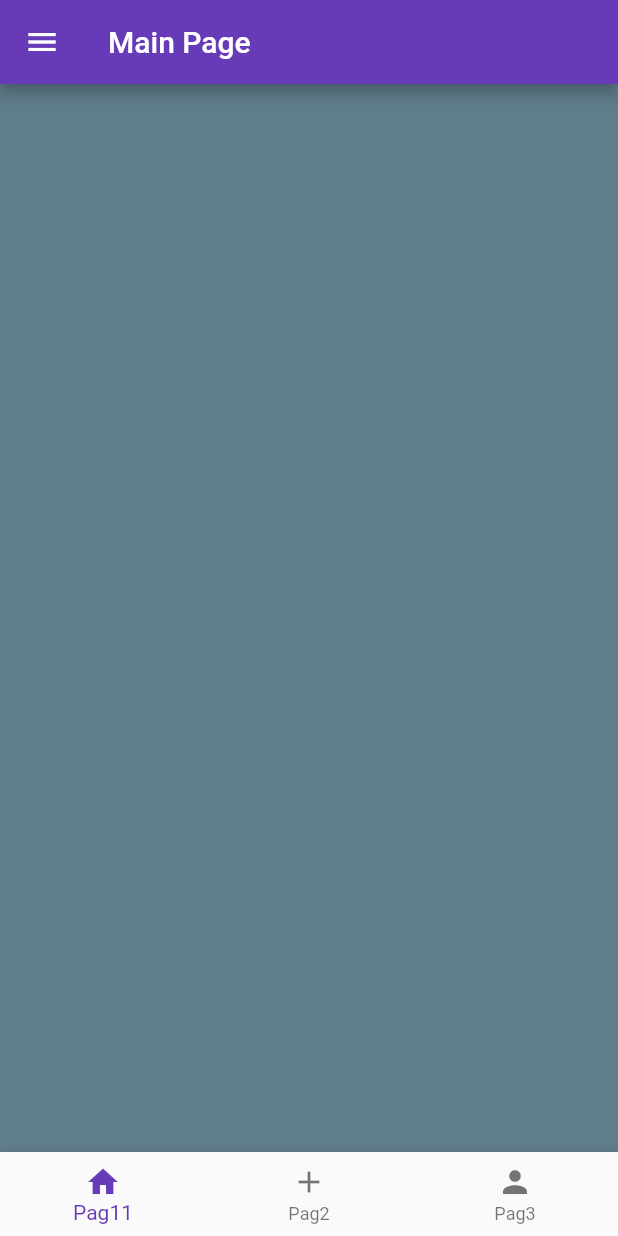
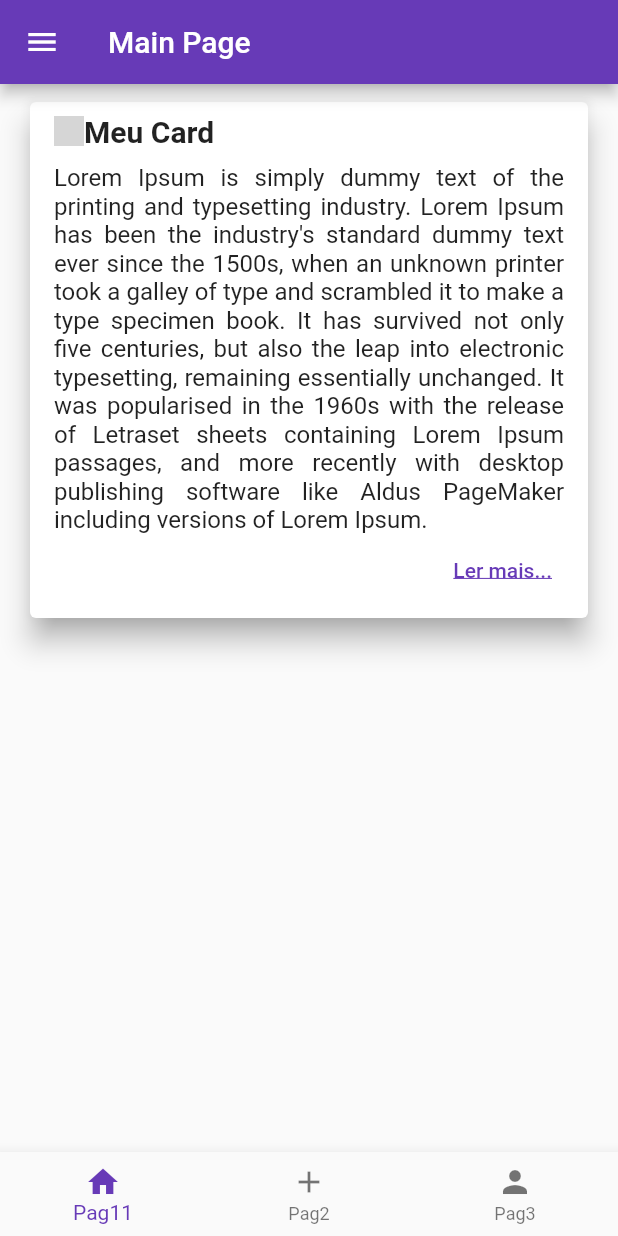
Before and after one commit to WBorges1984/2-trilhaapp-TelaLoginEmFlutter, a Flutter app: the MainPage screen opened directly, on a phone screen of 412 x 824 dp. Run offline on Flutter 3.47's test engine with Material 2 defaults, Android fonts, the phone set to English and light mode, and no system bars; our stand-ins replace google_fonts; network calls fail; grey boxes are pictures that could not be loaded.

Commit message:
Colocado mais detalhes no app

```diff
--- /dev/null
+++ b/lib/model/card_detail.dart
@@ -0,0 +1,8 @@
+class CardDetail {
+  int id;
+  String title;
+  String url;
+  String text;
+
+  CardDetail(this.id, this.title, this.url, this.text);
+}
--- /dev/null
+++ b/lib/pages/card_page.dart
@@ -0,0 +1,83 @@
+import 'package:flutter/material.dart';
+import 'package:trilhaapp/model/card_detail.dart';
+import 'package:trilhaapp/pages/card_detail.dart';
+
+class CardPage extends StatefulWidget {
+  const CardPage({super.key});
+
+  @override
+  State<CardPage> createState() => _CardPageState();
+}
+
+class _CardPageState extends State<CardPage> {
+  var cardDetail = CardDetail(
+      1,
+      "Meu Card",
+      "https://hermes.digitalinnovation.one/assets/diome/logo.png",
+      "Lorem Ipsum is simply dummy text of the printing and typesetting industry. Lorem Ipsum has been the industry's standard dummy text ever since the 1500s, when an unknown printer took a galley of type and scrambled it to make a type specimen book. It has survived not only five centuries, but also the leap into electronic typesetting, remaining essentially unchanged. It was popularised in the 1960s with the release of Letraset sheets containing Lorem Ipsum passages, and more recently with desktop publishing software like Aldus PageMaker including versions of Lorem Ipsum.");
+
+  @override
+  Widget build(BuildContext context) {
+    return Column(
+      children: [
+        Container(
+          margin: EdgeInsets.symmetric(horizontal: 16, vertical: 8),
+          width: double.infinity,
+          child: InkWell(
+            onTap: () {
+              Navigator.push(
+                  context,
+                  MaterialPageRoute(
+                      builder: (context) =>
+                          CardDetailPage(cardDetail: cardDetail)));
+            },
+            child: Hero(
+              tag: cardDetail.id,
+              child: Card(
+                elevation: 8,
+                shadowColor: Colors.grey,
+                child: Padding(
+                  padding:
+                      const EdgeInsets.symmetric(horizontal: 16, vertical: 8),
+                  child: Column(
+                    crossAxisAlignment: CrossAxisAlignment.start,
+                    children: [
+                      Row(
+                        children: [
+                          Image.network(
+                            cardDetail.url,
+                            height: 20,
+                          ),
+                          Text(
+                            cardDetail.title,
+                            style: const TextStyle(
+                                fontSize: 20, fontWeight: FontWeight.w700),
+                          ),
+                        ],
+                      ),
+                      const SizedBox(height: 10),
+                      Text(cardDetail.text,
+                          textAlign: TextAlign.justify,
+                          style: const TextStyle(
+                              fontSize: 16, fontWeight: FontWeight.normal)),
+                      Container(
+                          width: double.infinity,
+                          alignment: Alignment.centerRight,
+                          child: TextButton(
+                              onPressed: () {},
+                              child: const Text(
+                                "Ler mais...",
+                                style: TextStyle(
+                                    decoration: TextDecoration.underline),
+                              )))
+                    ],
+                  ),
+                ),
+              ),
+            ),
+          ),
+        )
+      ],
+    );
+  }
+}
--- a/lib/pages/main_page.dart
+++ b/lib/pages/main_page.dart
@@ -1,8 +1,8 @@
 import 'package:flutter/material.dart';
-import 'package:trilhaapp/pages/dados_cadastrais.dart';
-import 'package:trilhaapp/pages/pagina1.dart';
+import 'package:trilhaapp/pages/card_page.dart';
 import 'package:trilhaapp/pages/pagina2.dart';
 import 'package:trilhaapp/pages/pagina3.dart';
+import 'package:trilhaapp/shared/widgets/custom_drawer.dart';
 
 class MainPage extends StatefulWidget {
   const MainPage({super.key});
@@ -19,46 +19,7 @@ class _MainPageState extends State<MainPage> {
     return SafeArea(
       child: Scaffold(
         appBar: AppBar(title: const Text("Main Page")),
-        drawer: Drawer(
-          child: Padding(
-            padding: const EdgeInsets.symmetric(vertical: 20, horizontal: 10),
-            child: Column(
-              crossAxisAlignment: CrossAxisAlignment.start,
-              children: [
-                InkWell(
-                  child: Container(
-                      padding: const EdgeInsets.symmetric(vertical: 5),
-                      width: double.infinity,
-                      child: const Text("Dados Cadastrais")),
-                  onTap: () {
-                    Navigator.pop(context);
-                    Navigator.push(
-                        context,
-                        MaterialPageRoute(
-                            builder: (context) => const DadosCadastraisPage()));
-                  },
-                ),
-                const Divider(),
-                InkWell(
-                  child: Container(
-                      padding: const EdgeInsets.symmetric(vertical: 5),
-                      width: double.infinity,
-                      child: const Text("Termos de Uso")),
-                  onTap: () {},
-                ),
-                const Divider(),
-                InkWell(
-                  child: Container(
-                      padding: const EdgeInsets.symmetric(vertical: 5),
-                      width: double.infinity,
-                      child: const Text("Configurações")),
-                  onTap: () {},
-                ),
-                const Divider(),
-              ],
-            ),
-          ),
-        ),
+        drawer: const CustomDrawer(),
         body: Column(
           children: [
             Expanded(
@@ -70,7 +31,7 @@ class _MainPageState extends State<MainPage> {
                   });
                 },
                 children: const [
-                  Pagina1Page(),
+                  CardPage(),
                   Pagina2Page(),
                   Pagina3Page(),
                 ],
--- a/lib/pages/pagina1.dart
+++ /dev/null
@@ -1,17 +0,0 @@
-import 'package:flutter/material.dart';
-
-class Pagina1Page extends StatefulWidget {
-  const Pagina1Page({super.key});
-
-  @override
-  State<Pagina1Page> createState() => _Pagina1PageState();
-}
-
-class _Pagina1PageState extends State<Pagina1Page> {
-  @override
-  Widget build(BuildContext context) {
-    return Container(
-      color: Colors.blueGrey,
-    );
-  }
-}
```
Also changed, not shown: lib/pages/card_detail.dart (added, +51 -0 lines), lib/shared/widgets/custom_drawer.dart (added, +190 -0 lines).
